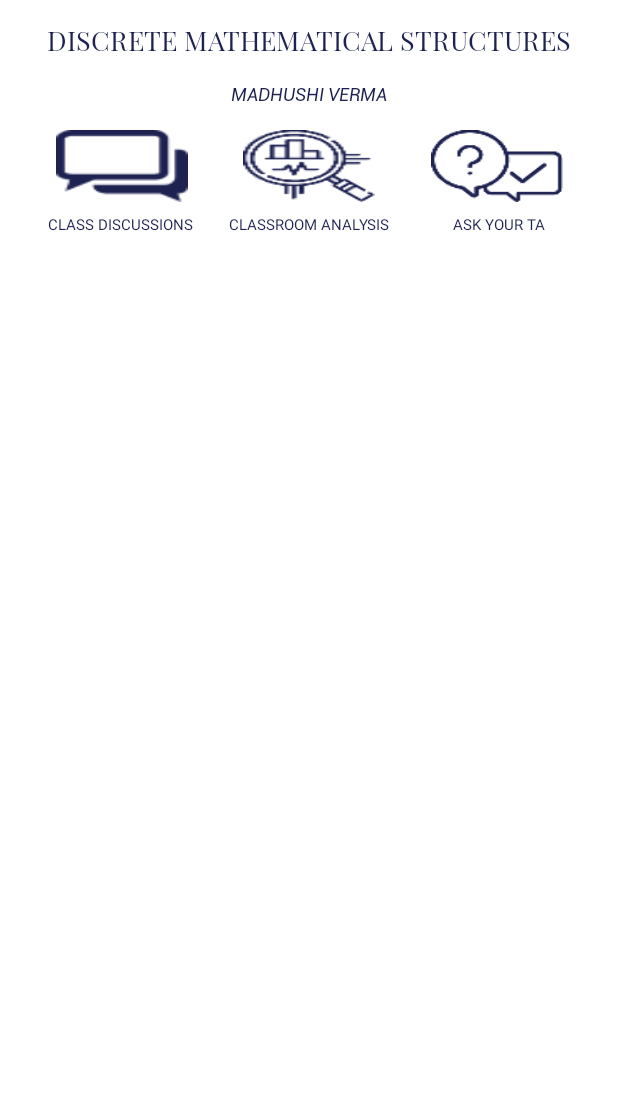
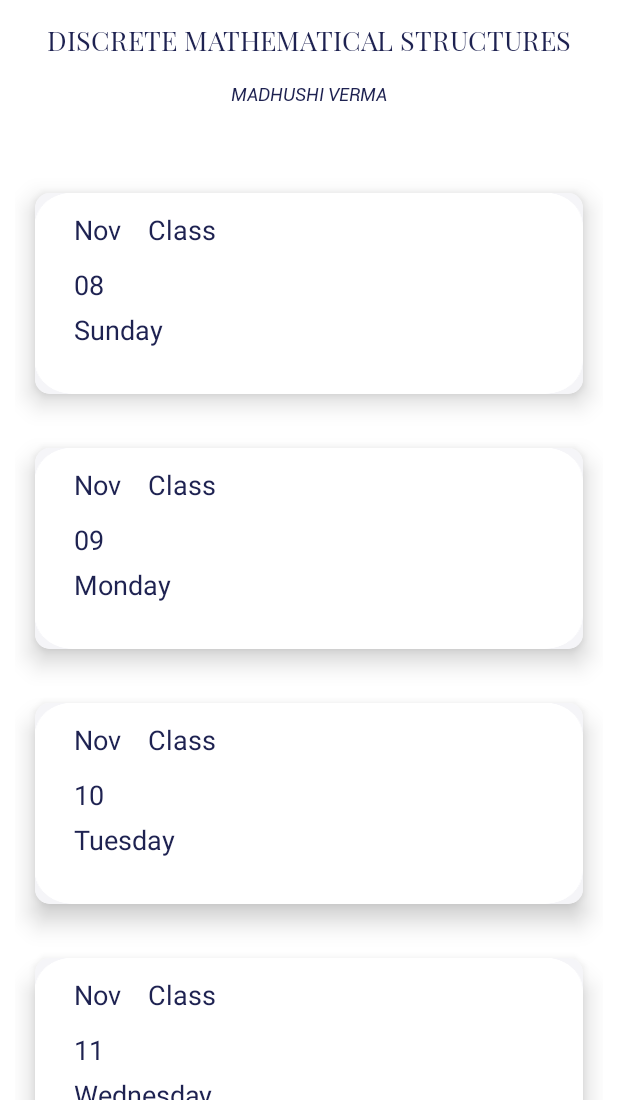
Before and after one commit to RymsLabs/Mathagoras-android, an Android app: the ClassRoom screen opened directly, with no data from a screen before it, on a phone screen of 412 x 824 dp, the part 121-1236 px from its top. Run offline under Robolectric (Android 15) with nearby library versions, the phone set to English and light mode, and no system bars.

Commit message:
Implemented ClassRoom Activity for student

```diff
--- a/app/src/main/AndroidManifest.xml
+++ b/app/src/main/AndroidManifest.xml
@@ -13,8 +13,8 @@
         android:theme="@style/MainTheme"
         android:usesCleartextTraffic="true">
         <activity android:name=".Dashb.TeacherDash"></activity>
-        <activity android:name=".StudentClass.ClassRoom" />
-        <activity android:name=".Dashb.DashBoard" />
+        <activity android:name=".Class.ClassRoom" android:exported="true"/>
+        <activity android:name=".Dashb.DashBoard" android:exported="true"/>
         <activity android:name=".ChoiceLoginSignup.SignUpActivity" />
         <activity android:name=".ChoiceLoginSignup.LoginActivity" />
         <activity android:name=".ChoiceLoginSignup.Choice" />
--- /dev/null
+++ b/app/src/main/java/com/ryms/mathagoras/Class/CalenderAdapter.java
@@ -0,0 +1,60 @@
+package com.ryms.mathagoras.Class;
+
+import android.view.LayoutInflater;
+import android.view.View;
+import android.view.ViewGroup;
+import android.widget.ImageView;
+import android.widget.TextView;
+
+import androidx.annotation.NonNull;
+import androidx.recyclerview.widget.RecyclerView;
+
+import com.ryms.mathagoras.Dashb.Model;
+import com.ryms.mathagoras.R;
+
+import java.util.ArrayList;
+
+public class CalenderAdapter extends RecyclerView.Adapter<CalenderAdapter.MyHolder> {
+
+    public ArrayList<ClassModel> modelArrayList = new ArrayList<>();
+
+
+    public class MyHolder extends RecyclerView.ViewHolder {
+        public TextView month, date, time, day;
+        public ImageView imageView;
+
+        public MyHolder(View view) {
+            super(view);
+            month = (TextView) view.findViewById(R.id.month);
+            date = (TextView) view.findViewById(R.id.date);
+            time = (TextView) view.findViewById(R.id.time);
+            day = (TextView) view.findViewById(R.id.day);
+            this.imageView = view.findViewById(R.id.backTile);
+        }
+    }
+
+    public CalenderAdapter(ArrayList<ClassModel> modelArrayList) {
+        this.modelArrayList = modelArrayList;
+    }
+
+    @NonNull
+    @Override
+    public MyHolder onCreateViewHolder(@NonNull ViewGroup parent, int viewType) {
+        View itemView = LayoutInflater.from(parent.getContext()).inflate(R.layout.calendar_row, null);
+        return new MyHolder(itemView);
+    }
+
+    @Override
+    public void onBindViewHolder(@NonNull MyHolder holder, int position) {
+        holder.imageView.setImageResource(modelArrayList.get(position).getImage());
+        holder.month.setText(modelArrayList.get(position).month);
+        holder.date.setText(modelArrayList.get(position).date);
+        holder.time.setText(modelArrayList.get(position).time);
+        holder.day.setText(modelArrayList.get(position).day);
+    }
+
+    @Override
+    public int getItemCount() {
+        return modelArrayList.size();
+    }
+}
--- /dev/null
+++ b/app/src/main/java/com/ryms/mathagoras/Class/ClassModel.java
@@ -0,0 +1,13 @@
+package com.ryms.mathagoras.Class;
+
+public class ClassModel {
+
+    private int image;
+    public String month, date, time, day;
+    public int getImage() {
+        return image;
+    }
+    public void setImage(int image) {
+        this.image = image;
+    }
+}
--- /dev/null
+++ b/app/src/main/java/com/ryms/mathagoras/Class/ClassRoom.java
@@ -0,0 +1,65 @@
+package com.ryms.mathagoras.Class;
+
+import androidx.appcompat.app.AlertDialog;
+import androidx.appcompat.app.AppCompatActivity;
+import androidx.recyclerview.widget.LinearLayoutManager;
+import androidx.recyclerview.widget.RecyclerView;
+
+import android.content.SharedPreferences;
+import android.os.Bundle;
+import android.text.format.DateFormat;
+import android.widget.ImageButton;
+
+import com.ryms.mathagoras.Dashb.MyAdapter;
+import com.ryms.mathagoras.R;
+
+import java.util.ArrayList;
+import java.util.Calendar;
+import java.util.Date;
+
+import okhttp3.MediaType;
+
+public class ClassRoom extends AppCompatActivity {
+
+    public static final MediaType JSON = MediaType.parse("application/json; charset=utf-8");
+
+    CalenderAdapter calenderAdapter;
+    ImageButton discussion;
+    AlertDialog.Builder builder;
+    SharedPreferences sp;
+
+    @Override
+    protected void onCreate(Bundle savedInstanceState) {
+        super.onCreate(savedInstanceState);
+        setContentView(R.layout.activity_classroom);
+
+        sp = getSharedPreferences("SETTING", 0);
+        builder = new AlertDialog.Builder(this);
+
+        final ArrayList<ClassModel> modelArrayList = new ArrayList<>();
+
+        RecyclerView recyclerView;
+        recyclerView = findViewById(R.id.recyclerView);
+        RecyclerView.LayoutManager mLayoutManager = new LinearLayoutManager(getApplicationContext());
+        recyclerView.setLayoutManager(mLayoutManager);
+        calenderAdapter = new CalenderAdapter(modelArrayList);
+        recyclerView.setAdapter(calenderAdapter);
+
+        for (int i = 0; i < 30; i++) {
+            ClassModel model = new ClassModel();
+            int daysToIncrement = 0;
+            Calendar c =Calendar.getInstance();
+            c.add(Calendar.DATE, daysToIncrement+i);
+            Date d = c.getTime();
+            String day = (String) DateFormat.format("EEEE", d);
+            String date = (String) DateFormat.format("dd", d);
+            String month = (String) DateFormat.format("MMM", d);
+            model.date = date;
+            model.month = month;
+            model.day = day;
+            //model.time = ;
+            model.setImage(R.drawable.shadowfight);
+            modelArrayList.add(model);
+        }
+    }
+}
--- a/app/src/main/java/com/ryms/mathagoras/Dashb/MyAdapter.java
+++ b/app/src/main/java/com/ryms/mathagoras/Dashb/MyAdapter.java
@@ -1,5 +1,6 @@
 package com.ryms.mathagoras.Dashb;
 
+import android.content.Intent;
 import android.view.LayoutInflater;
 import android.view.View;
 import android.view.ViewGroup;
@@ -8,6 +9,7 @@ import android.widget.TextView;
 
 import androidx.recyclerview.widget.RecyclerView;
 
+import com.ryms.mathagoras.Class.ClassRoom;
 import com.ryms.mathagoras.R;
 
 import org.jetbrains.annotations.NotNull;
@@ -16,6 +18,7 @@ import java.util.ArrayList;
 
 public class MyAdapter extends RecyclerView.Adapter<MyAdapter.MyHolder> {
     public ArrayList<Model> modelArrayList = new ArrayList<>();
+
 
     public class MyHolder extends RecyclerView.ViewHolder {
         public TextView cname, tname, description;
@@ -41,12 +44,19 @@ public class MyAdapter extends RecyclerView.Adapter<MyAdapter.MyHolder> {
     }
 
     @Override
-    public void onBindViewHolder(MyHolder holder, int position) {
+    public void onBindViewHolder(final MyHolder holder, int position) {
         holder.imageView.setImageResource(modelArrayList.get(position).getImage());
         holder.cname.setText(modelArrayList.get(position).cname);
         holder.tname.setText(modelArrayList.get(position).tname);
         holder.description.setText(modelArrayList.get(position).description);
 
+        holder.imageView.setOnClickListener(new View.OnClickListener() {
+            @Override
+            public void onClick(View v) {
+                Intent intent =  new Intent(holder.imageView.getContext(), ClassRoom.class);
+                holder.imageView.getContext().startActivity(intent);
+            }
+        });
     }
 
     @Override
--- a/app/src/main/java/com/ryms/mathagoras/StudentClass/ClassRoom.java
+++ /dev/null
@@ -1,16 +0,0 @@
-package com.ryms.mathagoras.StudentClass;
-
-import androidx.appcompat.app.AppCompatActivity;
-
-import android.os.Bundle;
-
-import com.ryms.mathagoras.R;
-
-public class ClassRoom extends AppCompatActivity {
-
-    @Override
-    protected void onCreate(Bundle savedInstanceState) {
-        super.onCreate(savedInstanceState);
-        setContentView(R.layout.activity_classroom);
-    }
-}
--- a/app/src/main/res/layout/activity_classroom.xml
+++ b/app/src/main/res/layout/activity_classroom.xml
@@ -5,7 +5,7 @@
     android:layout_width="match_parent"
     android:layout_height="match_parent"
     android:background="#ffffff"
-    tools:context=".StudentClass.ClassRoom">
+    tools:context=".Class.ClassRoom">
 
 
     <ImageView
@@ -63,89 +63,16 @@
         app:layout_constraintStart_toStartOf="parent"
         app:layout_constraintTop_toBottomOf="@+id/textView7" />
 
-    <Button
-        android:id="@+id/button3"
-        android:layout_width="wrap_content"
-        android:layout_height="wrap_content"
-        android:layout_marginTop="16dp"
-        android:adjustViewBounds="true"
-        android:background="@drawable/classdiscussions"
-        android:scaleType="centerCrop"
-        app:layout_constraintEnd_toStartOf="@+id/button4"
-        app:layout_constraintStart_toStartOf="parent"
-        app:layout_constraintTop_toBottomOf="@+id/textView12" />
-
-    <Button
-        android:id="@+id/button4"
-        android:layout_width="wrap_content"
-        android:layout_height="wrap_content"
-        android:layout_marginTop="16dp"
-        android:adjustViewBounds="false"
-        android:scaleType="centerCrop"
-        android:background="@drawable/statistics"
-        app:layout_constraintEnd_toEndOf="parent"
-        app:layout_constraintStart_toStartOf="parent"
-        app:layout_constraintTop_toBottomOf="@+id/textView12" />
-
-    <Button
-        android:id="@+id/button5"
-        android:layout_width="wrap_content"
-        android:layout_height="wrap_content"
-        android:layout_marginTop="16dp"
-        android:adjustViewBounds="false"
-        android:scaleType="centerCrop"
-        android:background="@drawable/questiontota"
-        app:layout_constraintEnd_toEndOf="parent"
-        app:layout_constraintStart_toEndOf="@+id/button4"
-        app:layout_constraintTop_toBottomOf="@+id/textView12" />
-
     <androidx.recyclerview.widget.RecyclerView
         android:id="@+id/recyclerView"
         android:layout_width="0dp"
         android:layout_height="0dp"
-        android:layout_marginTop="50dp"
+        android:layout_marginTop="30dp"
         android:padding="10dp"
         app:layout_constraintBottom_toBottomOf="parent"
         app:layout_constraintEnd_toEndOf="parent"
         app:layout_constraintHorizontal_bias="0.0"
         app:layout_constraintStart_toStartOf="parent"
-        app:layout_constraintTop_toBottomOf="@+id/textView14" />
+        app:layout_constraintTop_toBottomOf="@+id/textView12"></androidx.recyclerview.widget.RecyclerView>
 
-    <TextView
-        android:id="@+id/textView13"
-        android:layout_width="wrap_content"
-        android:layout_height="wrap_content"
-        android:layout_marginStart="32dp"
-        android:layout_marginTop="8dp"
-        android:text="CLASS DISCUSSIONS"
-        android:textColor="@color/darkTextColor"
-        android:textSize="10sp"
-        app:layout_constraintStart_toStartOf="parent"
-        app:layout_constraintTop_toBottomOf="@+id/button3" />
-
-    <TextView
-        android:id="@+id/textView14"
-        android:layout_width="wrap_content"
-        android:layout_height="wrap_content"
-        android:layout_marginStart="23dp"
-        android:layout_marginTop="8dp"
-        android:layout_marginEnd="42dp"
-        android:text="CLASSROOM ANALYSIS"
-        android:textColor="@color/darkTextColor"
-        android:textSize="10sp"
-        app:layout_constraintEnd_toStartOf="@+id/textView15"
-        app:layout_constraintStart_toEndOf="@+id/textView13"
-        app:layout_constraintTop_toBottomOf="@+id/button4" />
-
-    <TextView
-        android:id="@+id/textView15"
-        android:layout_width="wrap_content"
-        android:layout_height="wrap_content"
-        android:layout_marginTop="8dp"
-        android:layout_marginEnd="48dp"
-        android:text="ASK YOUR TA"
-        android:textColor="@color/darkTextColor"
-        android:textSize="10sp"
-        app:layout_constraintEnd_toEndOf="parent"
-        app:layout_constraintTop_toBottomOf="@+id/button5" />
 </androidx.constraintlayout.widget.ConstraintLayout>
--- /dev/null
+++ b/app/src/main/res/layout/calendar_row.xml
@@ -0,0 +1,88 @@
+<?xml version="1.0" encoding="utf-8"?>
+<androidx.cardview.widget.CardView
+    xmlns:android="http://schemas.android.com/apk/res/android"
+    xmlns:app="http://schemas.android.com/apk/res-auto"
+    android:layout_width="match_parent"
+    android:layout_height="wrap_content"
+    android:background="@color/background"
+    app:cardBackgroundColor="#FFFFFF"
+    app:cardCornerRadius="10dp"
+    app:cardElevation="10dp"
+    app:cardUseCompatPadding="true">
+
+    <RelativeLayout
+        android:layout_width="match_parent"
+        android:layout_height="wrap_content"
+        android:background="@color/background"
+        android:padding="0dp">
+
+        <ImageView
+            android:id="@+id/backTile"
+            android:layout_width="match_parent"
+            android:layout_height="wrap_content"
+            android:background="@drawable/shadowfight" />
+
+        <TextView
+            android:id="@+id/month"
+            android:layout_width="wrap_content"
+            android:layout_height="wrap_content"
+            android:layout_alignParentStart="true"
+            android:layout_alignParentTop="true"
+            android:layout_marginStart="26dp"
+            android:layout_marginTop="12dp"
+            android:text="Month"
+            android:textColor="@color/darkTextColor"
+            android:textSize="18sp" />
+
+        <TextView
+            android:id="@+id/date"
+            android:layout_width="wrap_content"
+            android:layout_height="wrap_content"
+            android:layout_below="@+id/month"
+            android:layout_alignParentStart="true"
+            android:layout_marginStart="26dp"
+            android:layout_marginTop="12dp"
+            android:layout_marginBottom="55dp"
+            android:text="Date"
+            android:textColor="@color/darkTextColor"
+            android:textSize="18sp" />
+
+        <TextView
+            android:id="@+id/textView18"
+            android:layout_width="wrap_content"
+            android:layout_height="wrap_content"
+            android:layout_alignParentTop="true"
+            android:layout_marginStart="18dp"
+            android:layout_marginTop="12dp"
+            android:layout_toEndOf="@+id/month"
+            android:text="Class"
+            android:textColor="@color/darkTextColor"
+            android:textSize="18sp" />
+
+        <TextView
+            android:id="@+id/time"
+            android:layout_width="wrap_content"
+            android:layout_height="wrap_content"
+            android:layout_below="@+id/textView18"
+            android:layout_marginStart="33dp"
+            android:layout_marginTop="12dp"
+            android:layout_toEndOf="@+id/date"
+            android:text="Time"
+            android:textColor="@color/darkTextColor"
+            android:textSize="18sp" />
+
+        <TextView
+            android:id="@+id/day"
+            android:layout_width="wrap_content"
+            android:layout_height="wrap_content"
+            android:layout_below="@+id/date"
+            android:layout_alignParentStart="true"
+            android:layout_marginStart="26dp"
+            android:layout_marginTop="-50dp"
+            android:text="Day"
+            android:textColor="@color/darkTextColor"
+            android:textSize="18sp" />
+
+
+    </RelativeLayout>
+</androidx.cardview.widget.CardView>
```
